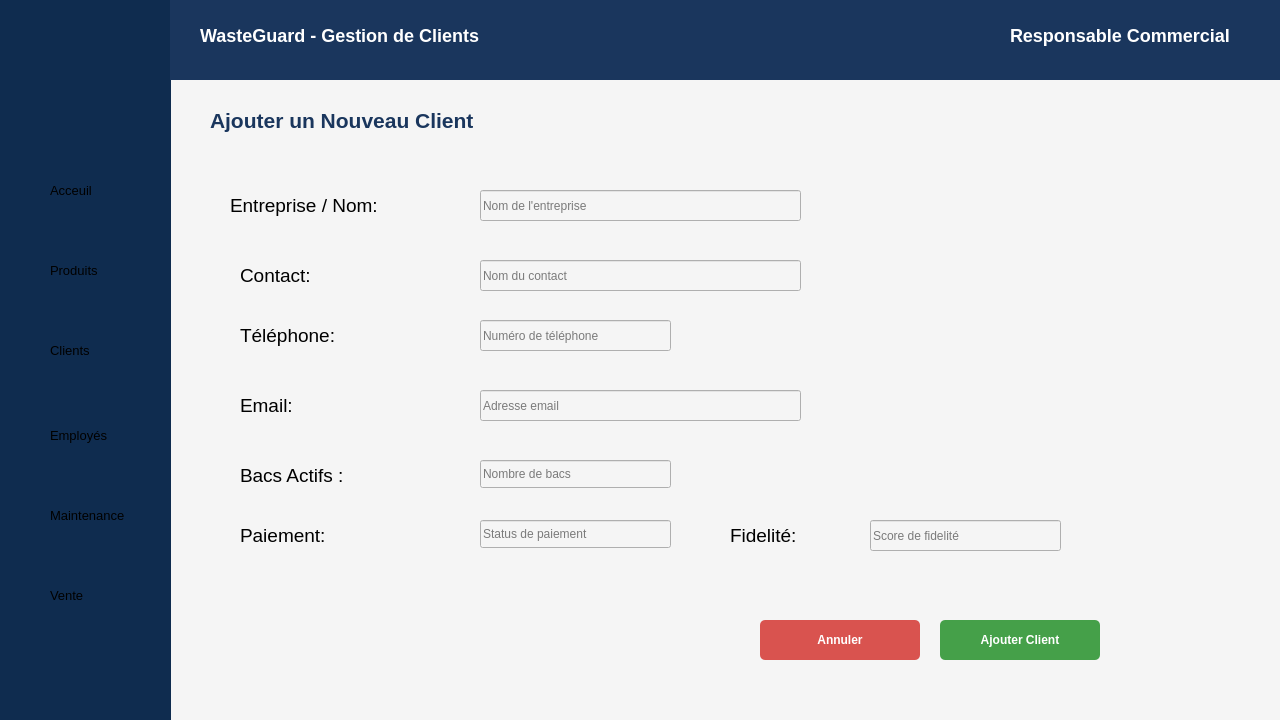
Above: ajouterclient.ui from esprit-up-algo/projetcpp2526-s2-2a6-smart-waste-collection-2a6 before the change. Below: the same form after it.
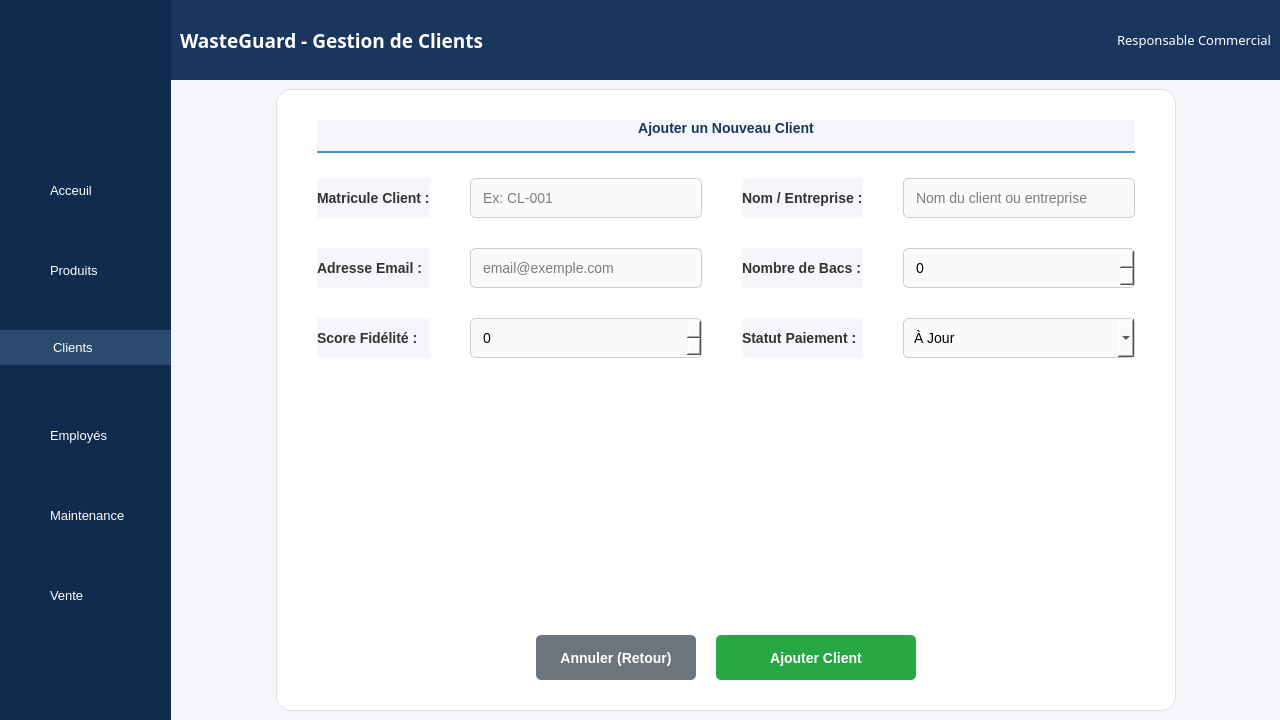
That is the form after the change. Icons and pictures are not drawn.

```diff
--- a/ajouterclient.ui
+++ b/ajouterclient.ui
@@ -14,16 +14,39 @@
    <string>Ajouter un Client</string>
   </property>
   <property name="styleSheet">
-   <string notr="true">background-color: #F5F5F5;</string>
+   <string notr="true">background-color: #f4f6f9;</string>
   </property>
+  <layout class="QHBoxLayout" name="horizontalLayout_main">
+   <property name="spacing">
+    <number>0</number>
+   </property>
+   <property name="leftMargin">
+    <number>0</number>
+   </property>
+   <property name="topMargin">
+    <number>0</number>
+   </property>
+   <property name="rightMargin">
+    <number>0</number>
+   </property>
+   <property name="bottomMargin">
+    <number>0</number>
+   </property>
+   
+   <!-- Sidebar -->
+   <item>
   <widget class="QWidget" name="sidebar" native="true">
-   <property name="geometry">
-    <rect>
-     <x>0</x>
-     <y>0</y>
+     <property name="minimumSize">
+      <size>
      <width>171</width>
-     <height>750</height>
-    </rect>
+       <height>0</height>
+      </size>
+     </property>
+     <property name="maximumSize">
+      <size>
+       <width>171</width>
+       <height>16777215</height>
+      </size>
    </property>
    <property name="styleSheet">
     <string notr="true">background-color: #0f2c4f;</string>
@@ -58,6 +81,9 @@
       <pointsize>10</pointsize>
      </font>
     </property>
+      <property name="styleSheet">
+       <string notr="true">color: white;</string>
+      </property>
     <property name="text">
      <string>Acceuil</string>
     </property>
@@ -76,6 +102,9 @@
       <pointsize>10</pointsize>
      </font>
     </property>
+      <property name="styleSheet">
+       <string notr="true">color: white;</string>
+      </property>
     <property name="text">
      <string>Produits</string>
     </property>
@@ -83,10 +112,10 @@
    <widget class="QLabel" name="clients">
     <property name="geometry">
      <rect>
-      <x>50</x>
-      <y>340</y>
-      <width>63</width>
-      <height>20</height>
+        <x>0</x>
+        <y>330</y>
+        <width>171</width>
+        <height>35</height>
      </rect>
     </property>
     <property name="font">
@@ -94,6 +123,9 @@
       <pointsize>10</pointsize>
      </font>
     </property>
+      <property name="styleSheet">
+       <string notr="true">background-color: #2a4a6e; color: white; padding-left: 50px;</string>
+      </property>
     <property name="text">
      <string>Clients</string>
     </property>
@@ -112,6 +144,9 @@
       <pointsize>10</pointsize>
      </font>
     </property>
+      <property name="styleSheet">
+       <string notr="true">color: white;</string>
+      </property>
     <property name="text">
      <string>Employés</string>
     </property>
@@ -130,6 +165,9 @@
       <pointsize>10</pointsize>
      </font>
     </property>
+      <property name="styleSheet">
+       <string notr="true">color: white;</string>
+      </property>
     <property name="text">
      <string>Maintenance</string>
     </property>
@@ -148,346 +186,346 @@
       <pointsize>10</pointsize>
      </font>
     </property>
+      <property name="styleSheet">
+       <string notr="true">color: white;</string>
+      </property>
     <property name="text">
      <string>Vente</string>
     </property>
    </widget>
   </widget>
+   </item>
+
+   <!-- Right Content Area -->
+   <item>
+    <widget class="QWidget" name="rightContainer" native="true">
+     <layout class="QVBoxLayout" name="verticalLayout_right">
+      <property name="spacing">
+       <number>0</number>
+      </property>
+      <property name="leftMargin">
+       <number>0</number>
+      </property>
+      <property name="topMargin">
+       <number>0</number>
+      </property>
+      <property name="rightMargin">
+       <number>0</number>
+      </property>
+      <property name="bottomMargin">
+       <number>0</number>
+      </property>
+      <item>
+       <!-- Header -->
   <widget class="QWidget" name="header" native="true">
-   <property name="geometry">
-    <rect>
-     <x>170</x>
-     <y>0</y>
-     <width>1111</width>
+        <property name="minimumSize">
+         <size>
+          <width>0</width>
      <height>80</height>
-    </rect>
+         </size>
+        </property>
+        <property name="maximumSize">
+         <size>
+          <width>16777215</width>
+          <height>80</height>
+         </size>
    </property>
    <property name="styleSheet">
-    <string notr="true">color: #FFFFFF;
-    font-family: &quot;Montserrat&quot;;
-    font-weight: bold;
-    font-size: 18px;
-    background-color: #1A365D;</string>
-   </property>
+         <string notr="true">background-color: #1A365D; color: white;</string>
+        </property>
+        <layout class="QHBoxLayout" name="horizontalLayout_header">
+         <item>
    <widget class="QLabel" name="wasteguardhead">
-    <property name="geometry">
-     <rect>
-      <x>30</x>
-      <y>20</y>
-      <width>311</width>
-      <height>31</height>
-     </rect>
+           <property name="font">
+            <font>
+             <family>Montserrat</family>
+             <pointsize>14</pointsize>
+             <weight>75</weight>
+             <bold>true</bold>
+            </font>
     </property>
     <property name="text">
      <string>WasteGuard - Gestion de Clients</string>
     </property>
    </widget>
+         </item>
+         <item>
+          <spacer name="horizontalSpacer">
+           <property name="orientation">
+            <enum>Qt::Horizontal</enum>
+           </property>
+           <property name="sizeHint" stdset="0">
+            <size>
+             <width>40</width>
+             <height>20</height>
+            </size>
+           </property>
+          </spacer>
+         </item>
+         <item>
    <widget class="QLabel" name="responsable">
-    <property name="geometry">
-     <rect>
-      <x>840</x>
-      <y>20</y>
-      <width>231</width>
-      <height>31</height>
-     </rect>
+           <property name="font">
+            <font>
+             <family>Montserrat</family>
+             <pointsize>10</pointsize>
+            </font>
     </property>
     <property name="text">
      <string>Responsable Commercial</string>
     </property>
    </widget>
-  </widget>
-  <widget class="QLabel" name="titrePage">
-   <property name="geometry">
-    <rect>
-     <x>210</x>
-     <y>100</y>
-     <width>351</width>
-     <height>41</height>
-    </rect>
-   </property>
+         </item>
+        </layout>
+       </widget>
+      </item>
+      
+      <item>
+       <!-- Main Content Area -->
+       <widget class="QWidget" name="contentArea" native="true">
+        <layout class="QHBoxLayout" name="horizontalLayout_content">
+         <item>
+          <spacer name="horizontalSpacer_2">
+           <property name="orientation">
+            <enum>Qt::Horizontal</enum>
+           </property>
+           <property name="sizeHint" stdset="0">
+            <size>
+             <width>40</width>
+             <height>20</height>
+            </size>
+           </property>
+          </spacer>
+         </item>
+         <item>
+          <!-- Card -->
+          <widget class="QFrame" name="formCard">
+           <property name="minimumSize">
+            <size>
+             <width>900</width>
+             <height>500</height>
+            </size>
+           </property>
+           <property name="styleSheet">
+            <string notr="true">
+             QFrame#formCard {
+              background-color: white;
+              border-radius: 15px;
+              border: 1px solid #e0e0e0;
+             }
+             QLabel { color: #333; font-size: 14px; font-weight: bold; }
+             QLineEdit, QComboBox, QSpinBox {
+              padding: 10px; border: 1px solid #ccc; border-radius: 5px; font-size: 14px; background-color: #fafafa; color: black;
+             }
+             QLineEdit:focus, QComboBox:focus, QSpinBox:focus { border: 1px solid #3498db; background-color: white; }
+             QPushButton#btn_ajouter {
+              background-color: #28a745; color: white; font-weight: bold; border-radius: 5px; padding: 12px; font-size: 14px;
+             }
+             QPushButton#btn_ajouter:hover { background-color: #218838; }
+             QPushButton#btn_annuler {
+              background-color: #6c757d; color: white; font-weight: bold; border-radius: 5px; padding: 12px; font-size: 14px;
+             }
+             QPushButton#btn_annuler:hover { background-color: #5a6268; }
+            </string>
+           </property>
+           <layout class="QVBoxLayout" name="verticalLayout_card">
+            <property name="spacing">
+             <number>25</number>
+            </property>
+            <property name="leftMargin">
+             <number>40</number>
+            </property>
+            <property name="topMargin">
+             <number>30</number>
+            </property>
+            <property name="rightMargin">
+             <number>40</number>
+            </property>
+            <property name="bottomMargin">
+             <number>30</number>
+            </property>
+
+            <item>
+             <widget class="QLabel" name="titleLabel">
    <property name="font">
     <font>
-     <pointsize>16</pointsize>
+                <pointsize>18</pointsize>
      <bold>true</bold>
     </font>
    </property>
    <property name="styleSheet">
-    <string notr="true">color: #1A365D;</string>
+               <string notr="true">color: #1A365D; border-bottom: 2px solid #3498db; padding-bottom: 15px;</string>
    </property>
    <property name="text">
     <string>Ajouter un Nouveau Client</string>
    </property>
-  </widget>
+              <property name="alignment">
+               <set>Qt::AlignCenter</set>
+              </property>
+             </widget>
+            </item>
+
+            <item>
+             <layout class="QGridLayout" name="gridLayout_form">
+              <property name="horizontalSpacing">
+               <number>40</number>
+              </property>
+              <property name="verticalSpacing">
+               <number>30</number>
+              </property>
+              
+              <!-- Row 0: Matricule & Nom -->
+              <item row="0" column="0">
+               <widget class="QLabel" name="label_matricule"><property name="text"><string>Matricule Client :</string></property></widget>
+              </item>
+              <item row="0" column="1">
+               <widget class="QLineEdit" name="input_matricule"><property name="placeholderText"><string>Ex: CL-001</string></property></widget>
+              </item>
+              <item row="0" column="2">
+               <widget class="QLabel" name="label_nom"><property name="text"><string>Nom / Entreprise :</string></property></widget>
+              </item>
+              <item row="0" column="3">
+               <widget class="QLineEdit" name="input_nom"><property name="placeholderText"><string>Nom du client ou entreprise</string></property></widget>
+              </item>
+
+              <!-- Row 1: Email & Bacs -->
+              <item row="1" column="0">
+               <widget class="QLabel" name="label_email"><property name="text"><string>Adresse Email :</string></property></widget>
+              </item>
+              <item row="1" column="1">
+               <widget class="QLineEdit" name="input_email"><property name="placeholderText"><string>email@exemple.com</string></property></widget>
+              </item>
+              <item row="1" column="2">
+               <widget class="QLabel" name="label_bacs"><property name="text"><string>Nombre de Bacs :</string></property></widget>
+              </item>
+              <item row="1" column="3">
+                <widget class="QSpinBox" name="input_bacs"><property name="maximum"><number>999</number></property></widget>
+              </item>
+              
+              <!-- Row 2: Score & Paiement -->
+              <item row="2" column="0">
+               <widget class="QLabel" name="label_score"><property name="text"><string>Score Fidélité :</string></property></widget>
+              </item>
+              <item row="2" column="1">
+                <widget class="QSpinBox" name="input_score"><property name="maximum"><number>9999</number></property></widget>
+              </item>
+              <item row="2" column="2">
+               <widget class="QLabel" name="label_paiement"><property name="text"><string>Statut Paiement :</string></property></widget>
+              </item>
+              <item row="2" column="3">
+               <widget class="QComboBox" name="input_paiement">
+                   <item><property name="text"><string>À Jour</string></property></item>
+                   <item><property name="text"><string>En Retard</string></property></item>
+                   <item><property name="text"><string>En Attente</string></property></item>
+                   <item><property name="text"><string>Payé</string></property></item>
+               </widget>
+              </item>
+
+             </layout>
+            </item>
+            
+            <item>
+             <spacer name="verticalSpacer">
+              <property name="orientation">
+               <enum>Qt::Vertical</enum>
+              </property>
+              <property name="sizeHint" stdset="0">
+               <size>
+                <width>20</width>
+                <height>40</height>
+               </size>
+              </property>
+             </spacer>
+            </item>
+
+            <item>
+             <layout class="QHBoxLayout" name="horizontalLayout_buttons">
+              <property name="spacing">
+               <number>20</number>
+              </property>
+              <item>
+               <spacer name="horizontalSpacer_3">
+                <property name="orientation">
+                 <enum>Qt::Horizontal</enum>
+                </property>
+                <property name="sizeHint" stdset="0">
+                 <size>
+                  <width>40</width>
+                  <height>20</height>
+                 </size>
+                </property>
+               </spacer>
+              </item>
+              <item>
+               <widget class="QPushButton" name="btn_annuler">
+                <property name="text">
+                 <string>Annuler (Retour)</string>
+                </property>
+                <property name="cursor">
+                 <cursorShape>PointingHandCursor</cursorShape>
+                </property>
+                <property name="minimumSize">
+                 <size>
+                  <width>160</width>
+                  <height>45</height>
+                 </size>
+                </property>
+               </widget>
+              </item>
+              <item>
   <widget class="QPushButton" name="btn_ajouter">
-   <property name="geometry">
-    <rect>
-     <x>940</x>
-     <y>620</y>
-     <width>160</width>
-     <height>40</height>
-    </rect>
-   </property>
-   <property name="styleSheet">
-    <string notr="true">background-color: #45a049; color: white; font-weight: bold; border-radius: 5px;</string>
-   </property>
    <property name="text">
     <string>Ajouter Client</string>
    </property>
-  </widget>
-  <widget class="QPushButton" name="btn_annuler">
-   <property name="geometry">
-    <rect>
-     <x>760</x>
-     <y>620</y>
-     <width>160</width>
-     <height>40</height>
-    </rect>
-   </property>
-   <property name="styleSheet">
-    <string notr="true">background-color: #d9534f; color: white; font-weight: bold; border-radius: 5px;</string>
-   </property>
-   <property name="text">
-    <string>Annuler</string>
-   </property>
-  </widget>
-  <widget class="QWidget" name="widget" native="true">
-   <property name="geometry">
-    <rect>
-     <x>200</x>
-     <y>160</y>
-     <width>941</width>
-     <height>441</height>
-    </rect>
-   </property>
-   <property name="font">
-    <font>
-     <pointsize>11</pointsize>
-    </font>
-   </property>
-   <property name="styleSheet">
-    <string notr="true">color:rgb(0, 0, 0)</string>
-   </property>
-   <widget class="QLabel" name="label_5">
-    <property name="geometry">
-     <rect>
-      <x>30</x>
-      <y>10</y>
-      <width>211</width>
-      <height>71</height>
-     </rect>
-    </property>
-    <property name="font">
-     <font>
-      <pointsize>14</pointsize>
-     </font>
-    </property>
-    <property name="text">
-     <string>Entreprise / Nom:</string>
-    </property>
-   </widget>
-   <widget class="QLabel" name="label_6">
-    <property name="geometry">
-     <rect>
-      <x>40</x>
-      <y>80</y>
-      <width>211</width>
-      <height>71</height>
-     </rect>
-    </property>
-    <property name="font">
-     <font>
-      <pointsize>14</pointsize>
-     </font>
-    </property>
-    <property name="text">
-     <string>Contact:</string>
-    </property>
-   </widget>
-   <widget class="QLabel" name="label_7">
-    <property name="geometry">
-     <rect>
-      <x>40</x>
-      <y>140</y>
-      <width>211</width>
-      <height>71</height>
-     </rect>
-    </property>
-    <property name="font">
-     <font>
-      <pointsize>14</pointsize>
-     </font>
-    </property>
-    <property name="text">
-     <string>Téléphone:</string>
-    </property>
-   </widget>
-   <widget class="QLabel" name="label_8">
-    <property name="geometry">
-     <rect>
-      <x>40</x>
-      <y>210</y>
-      <width>211</width>
-      <height>71</height>
-     </rect>
-    </property>
-    <property name="font">
-     <font>
-      <pointsize>14</pointsize>
-     </font>
-    </property>
-    <property name="text">
-     <string>Email:</string>
-    </property>
-   </widget>
-   <widget class="QLineEdit" name="lineEdit_5">
-    <property name="geometry">
-     <rect>
-      <x>280</x>
-      <y>30</y>
-      <width>321</width>
-      <height>31</height>
-     </rect>
-    </property>
-    <property name="placeholderText">
-     <string>Nom de l'entreprise</string>
-    </property>
-   </widget>
-   <widget class="QLineEdit" name="lineEdit_6">
-    <property name="geometry">
-     <rect>
-      <x>280</x>
-      <y>100</y>
-      <width>321</width>
-      <height>31</height>
-     </rect>
-    </property>
-    <property name="placeholderText">
-     <string>Nom du contact</string>
-    </property>
-   </widget>
-   <widget class="QLineEdit" name="lineEdit_7">
-    <property name="geometry">
-     <rect>
-      <x>280</x>
-      <y>160</y>
-      <width>191</width>
-      <height>31</height>
-     </rect>
-    </property>
-    <property name="placeholderText">
-     <string>Numéro de téléphone</string>
-    </property>
-   </widget>
-   <widget class="QLineEdit" name="lineEdit_8">
-    <property name="geometry">
-     <rect>
-      <x>280</x>
-      <y>230</y>
-      <width>321</width>
-      <height>31</height>
-     </rect>
-    </property>
-    <property name="placeholderText">
-     <string>Adresse email</string>
-    </property>
-   </widget>
-   <widget class="QLineEdit" name="lineEdit_9">
-    <property name="geometry">
-     <rect>
-      <x>280</x>
-      <y>300</y>
-      <width>191</width>
-      <height>28</height>
-     </rect>
-    </property>
-    <property name="placeholderText">
-     <string>Nombre de bacs</string>
-    </property>
-   </widget>
-   <widget class="QLineEdit" name="lineEdit_10">
-    <property name="geometry">
-     <rect>
-      <x>280</x>
-      <y>360</y>
-      <width>191</width>
-      <height>28</height>
-     </rect>
-    </property>
-    <property name="placeholderText">
-     <string>Status de paiement</string>
-    </property>
-   </widget>
-   <widget class="QLineEdit" name="lineEdit_11">
-    <property name="geometry">
-     <rect>
-      <x>670</x>
-      <y>360</y>
-      <width>191</width>
-      <height>31</height>
-     </rect>
-    </property>
-    <property name="text">
-     <string/>
-    </property>
-    <property name="placeholderText">
-     <string>Score de fidelité</string>
-    </property>
-   </widget>
-   <widget class="QLabel" name="label_9">
-    <property name="geometry">
-     <rect>
-      <x>40</x>
-      <y>280</y>
-      <width>211</width>
-      <height>71</height>
-     </rect>
-    </property>
-    <property name="font">
-     <font>
-      <pointsize>14</pointsize>
-     </font>
-    </property>
-    <property name="text">
-     <string>Bacs Actifs :</string>
-    </property>
-   </widget>
-   <widget class="QLabel" name="label_10">
-    <property name="geometry">
-     <rect>
-      <x>40</x>
-      <y>340</y>
-      <width>211</width>
-      <height>71</height>
-     </rect>
-    </property>
-    <property name="font">
-     <font>
-      <pointsize>14</pointsize>
-     </font>
-    </property>
-    <property name="text">
-     <string>Paiement:</string>
-    </property>
-   </widget>
-   <widget class="QLabel" name="label_11">
-    <property name="geometry">
-     <rect>
-      <x>530</x>
-      <y>340</y>
-      <width>91</width>
-      <height>71</height>
-     </rect>
-    </property>
-    <property name="font">
-     <font>
-      <pointsize>14</pointsize>
-     </font>
-    </property>
-    <property name="text">
-     <string>Fidelité:</string>
-    </property>
-   </widget>
-  </widget>
+                <property name="cursor">
+                 <cursorShape>PointingHandCursor</cursorShape>
+                </property>
+                <property name="minimumSize">
+                 <size>
+                  <width>200</width>
+                  <height>45</height>
+                 </size>
+                </property>
+               </widget>
+              </item>
+              <item>
+               <spacer name="horizontalSpacer_4">
+                <property name="orientation">
+                 <enum>Qt::Horizontal</enum>
+                </property>
+                <property name="sizeHint" stdset="0">
+                 <size>
+                  <width>40</width>
+                  <height>20</height>
+                 </size>
+                </property>
+               </spacer>
+              </item>
+             </layout>
+            </item>
+
+           </layout>
+          </widget>
+         </item>
+         <item>
+          <spacer name="horizontalSpacer_5">
+           <property name="orientation">
+            <enum>Qt::Horizontal</enum>
+           </property>
+           <property name="sizeHint" stdset="0">
+            <size>
+             <width>40</width>
+             <height>20</height>
+            </size>
+           </property>
+          </spacer>
+         </item>
+        </layout>
+       </widget>
+      </item>
+     </layout>
+    </widget>
+   </item>
+  </layout>
  </widget>
  <resources/>
  <connections/>
```
Left out of the diff: 7 changed lines with no effect on the pictures. Lines whose indentation alone changed are shown as unchanged.
